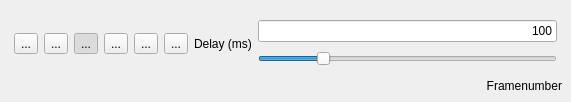
First picture: the form in playbackdialog.ui, repository SamDehaeck/GigaViewer, before the edit.
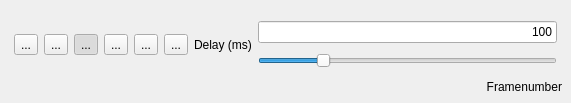
Second picture: the form after the edit. Icons and pictures are not drawn.

What changed in the file:
```diff
--- a/playbackdialog.ui
+++ b/playbackdialog.ui
@@ -7,7 +7,7 @@
     <x>0</x>
     <y>0</y>
     <width>571</width>
-    <height>102</height>
+    <height>103</height>
    </rect>
   </property>
   <property name="windowTitle">
```
Left out of the diff: 5 changed lines with no effect on the pictures.
